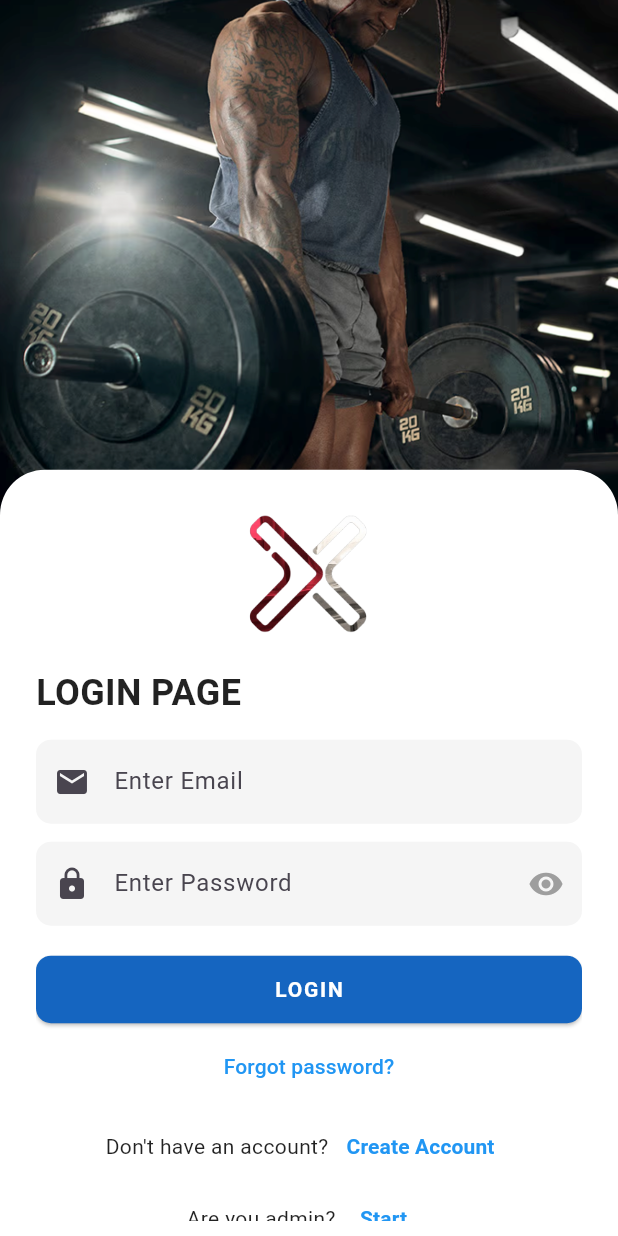
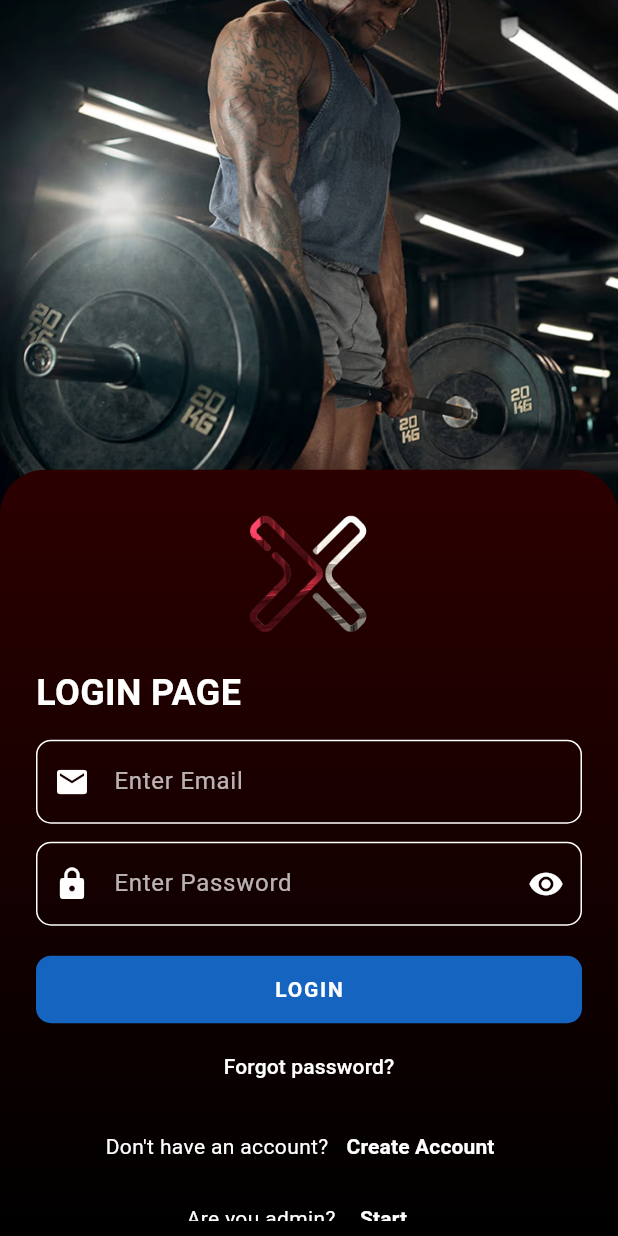
Before and after one commit to rishithamenush/xzo, a Flutter app: the screen it shows after launch, on a phone screen of 412 x 824 dp. Run offline on Flutter 3.47's test engine with Material 3 defaults, Android fonts, the phone set to English and light mode, and no system bars; our stand-ins replace auto_size_text, cloud_firestore, file_picker, firebase_auth, firebase_core, firebase_storage and 6 more; missing offline and left inert: crypt, flutter_pdfview, geocode; accounts and stored records are empty.

Commit message:
update the sign Screen

```diff
--- a/lib/view/screens/register/sign_in.dart
+++ b/lib/view/screens/register/sign_in.dart
@@ -31,7 +31,18 @@ class _LogInState extends State<LogIn> {
   Widget build(BuildContext context) {
     return Scaffold(
       key: const Key("log in"),
-      body: Stack(
+      body: Container(
+        decoration: const BoxDecoration(
+          gradient: LinearGradient(
+            begin: Alignment.topCenter,
+            end: Alignment.bottomCenter,
+            colors: [
+              Color(0xFF2C0000), // Deep maroon
+              Color(0xFF000000), // Black
+            ],
+          ),
+        ),
+        child: Stack(
           children: [
             // Background Image
             Positioned(
@@ -53,7 +64,14 @@ class _LogInState extends State<LogIn> {
                 width: double.infinity,
                 padding: const EdgeInsets.symmetric(horizontal: 24, vertical: 10),
                 decoration: const BoxDecoration(
-                color: Colors.white,
+                  gradient: LinearGradient(
+                    begin: Alignment.topCenter,
+                    end: Alignment.bottomCenter,
+                    colors: [
+                      Color(0xFF2C0000), // Deep maroon
+                      Color(0xFF000000), // Black
+                    ],
+                  ),
                   borderRadius: BorderRadius.vertical(top: Radius.circular(30)),
                 ),
                 child: SingleChildScrollView(
@@ -73,7 +91,7 @@ class _LogInState extends State<LogIn> {
                             style: TextStyle(
                               fontSize: 24,
                               fontWeight: FontWeight.w600,
-                            color: Colors.black87,
+                              color: Colors.white,
                             ),
                           ),
                         ),
@@ -83,14 +101,24 @@ class _LogInState extends State<LogIn> {
                         // Email Field
                         TextFormField(
                           controller: textController.controllerEmail,
+                          style: const TextStyle(color: Colors.white),
                           decoration: InputDecoration(
                             hintText: 'Enter Email',
-                          prefixIcon: const Icon(Icons.email),
+                            hintStyle: const TextStyle(color: Colors.white70),
+                            prefixIcon: const Icon(Icons.email, color: Colors.white),
                             filled: true,
-                          fillColor: Colors.grey[100],
+                            fillColor: Colors.transparent,
+                            enabledBorder: OutlineInputBorder(
+                              borderRadius: BorderRadius.circular(10),
+                              borderSide: const BorderSide(color: Colors.white),
+                            ),
+                            focusedBorder: OutlineInputBorder(
+                              borderRadius: BorderRadius.circular(10),
+                              borderSide: const BorderSide(color: Colors.white, width: 2),
+                            ),
                             border: OutlineInputBorder(
                               borderRadius: BorderRadius.circular(10),
-                            borderSide: BorderSide.none,
+                              borderSide: const BorderSide(color: Colors.white),
                             ),
                           ),
                           validator: (value) {
@@ -112,15 +140,17 @@ class _LogInState extends State<LogIn> {
                         TextFormField(
                           controller: textController.controllerPass,
                           obscureText: _obscurePassword,
+                          style: const TextStyle(color: Colors.white),
                           decoration: InputDecoration(
                             hintText: 'Enter Password',
-                          prefixIcon: const Icon(Icons.lock),
+                            hintStyle: const TextStyle(color: Colors.white70),
+                            prefixIcon: const Icon(Icons.lock, color: Colors.white),
                             suffixIcon: IconButton(
                               icon: Icon(
                                 _obscurePassword
                                     ? Icons.visibility
                                     : Icons.visibility_off,
-                              color: Colors.grey,
+                                color: Colors.white,
                               ),
                               onPressed: () {
                                 setState(() {
@@ -129,10 +159,18 @@ class _LogInState extends State<LogIn> {
                               },
                             ),
                             filled: true,
-                          fillColor: Colors.grey[100],
+                            fillColor: Colors.transparent,
+                            enabledBorder: OutlineInputBorder(
+                              borderRadius: BorderRadius.circular(10),
+                              borderSide: const BorderSide(color: Colors.white),
+                            ),
+                            focusedBorder: OutlineInputBorder(
+                              borderRadius: BorderRadius.circular(10),
+                              borderSide: const BorderSide(color: Colors.white, width: 2),
+                            ),
                             border: OutlineInputBorder(
                               borderRadius: BorderRadius.circular(10),
-                            borderSide: BorderSide.none,
+                              borderSide: const BorderSide(color: Colors.white),
                             ),
                           ),
                           validator: (value) {
@@ -211,7 +249,7 @@ class _LogInState extends State<LogIn> {
                           child: const Text(
                             'Forgot password?',
                             style: TextStyle(
-                            color: Colors.blue,
+                              color: Colors.white,
                               fontWeight: FontWeight.w500,
                             ),
                           ),
@@ -224,7 +262,7 @@ class _LogInState extends State<LogIn> {
                           children: [
                             const Text(
                               "Don't have an account?",
-                            style: TextStyle(color: Colors.black87),
+                              style: TextStyle(color: Colors.white),
                             ),
                             TextButton(
                               onPressed: () {
@@ -234,7 +272,7 @@ class _LogInState extends State<LogIn> {
                                 'Create Account',
                                 style: TextStyle(
                                   fontWeight: FontWeight.bold,
-                                color: Colors.blue,
+                                  color: Colors.white,
                                 ),
                               ),
                             ),
@@ -247,7 +285,7 @@ class _LogInState extends State<LogIn> {
                           children: [
                             const Text(
                               "Are you admin?",
-                            style: TextStyle(color: Colors.black87),
+                              style: TextStyle(color: Colors.white),
                             ),
                             TextButton(
                               onPressed: () {
@@ -258,58 +296,13 @@ class _LogInState extends State<LogIn> {
                                 "Start",
                                 style: TextStyle(
                                   fontWeight: FontWeight.bold,
-                                color: Colors.blue,
+                                  color: Colors.white,
                                 ),
                               ),
                             ),
                           ],
                         ),
 
-                      const SizedBox(height: 10),
-
-                      // Social Login Buttons
-                      Row(
-                        mainAxisAlignment: MainAxisAlignment.spaceEvenly,
-                        children: [
-                          Expanded(
-                            child: OutlinedButton.icon(
-                              icon: Image.asset(
-                                'assets/images/img_png/google.png',
-                                height: 15,
-                              ),
-                              label: const Text(
-                                'Google',
-                                style: TextStyle(color: Colors.black87),
-                              ),
-                              onPressed: () {},
-                              style: OutlinedButton.styleFrom(
-                                shape: RoundedRectangleBorder(
-                                  borderRadius: BorderRadius.circular(10),
-                                ),
-                              ),
-                            ),
-                          ),
-                          const SizedBox(width: 12),
-                          Expanded(
-                            child: OutlinedButton.icon(
-                              icon: Image.asset(
-                                'assets/images/img_png/fb.png',
-                                height: 15,
-                              ),
-                              label: const Text(
-                                'Facebook',
-                                style: TextStyle(color: Colors.black87),
-                              ),
-                              onPressed: () {},
-                              style: OutlinedButton.styleFrom(
-                                shape: RoundedRectangleBorder(
-                                  borderRadius: BorderRadius.circular(10),
-                                ),
-                              ),
-                            ),
-                          ),
-                        ],
-                      ),
                       ],
                     ),
                   ),
@@ -317,6 +310,7 @@ class _LogInState extends State<LogIn> {
               ),
             ),
           ],
+        ),
       ),
     );
   }
```
Lines whose indentation alone changed are shown as unchanged.
